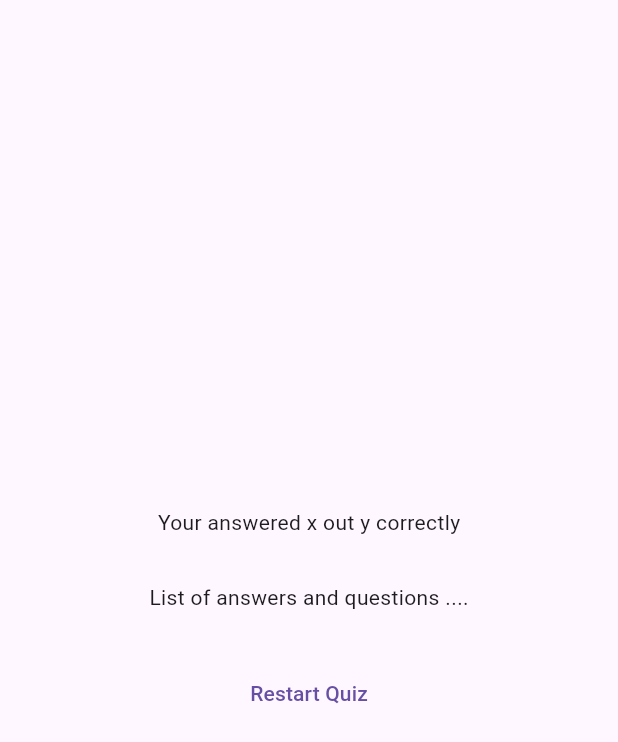
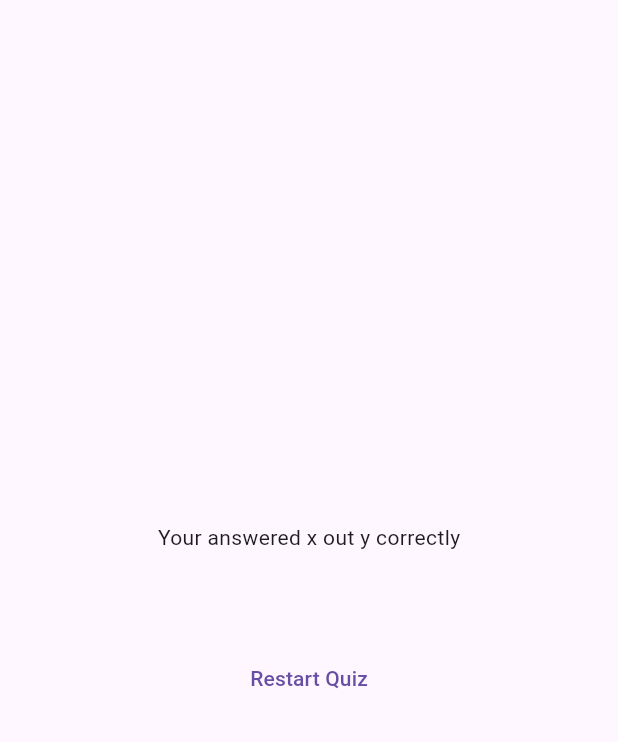
Before and after one commit to TMGA-WAY/static-quiz-app, a Flutter app: the ResultScreen widget shown alone on an empty page, opened directly with empty values, on a phone screen of 412 x 824 dp. Shown: the top 742 px of the screen. Run offline on Flutter 3.47's test engine with Material 3 defaults, Android fonts, the phone set to English and light mode, and no system bars; our stand-ins replace google_fonts.

```diff
--- a/lib/quiz.dart
+++ b/lib/quiz.dart
@@ -24,7 +24,6 @@ class _QuizState extends State<Quiz> {
     if (selectedAnswer.length == questions.length) {
       setState(() {
         activeScreen = 'results-screen';
-        selectedAnswer = [];
       });
     }
   }
--- a/lib/result_screen.dart
+++ b/lib/result_screen.dart
@@ -1,5 +1,6 @@
 import 'package:flutter/material.dart';
 import 'package:adv_basics/data/questions.dart';
+import 'package:adv_basics/question_summary.dart';
 
 class ResultScreen extends StatelessWidget {
   // todo
@@ -36,7 +37,9 @@ class ResultScreen extends StatelessWidget {
             SizedBox(
               height: 30,
             ),
-            Text("List of answers and questions ...."),
+            QuestionSummary(
+              summaryData: getSummaryData(),
+            ),
             SizedBox(
               height: 30,
             ),
```
Also changed, not shown: lib/question_summary.dart (renamed from lib/questios_summary.dart, +11 -2 lines), 1 other file.
